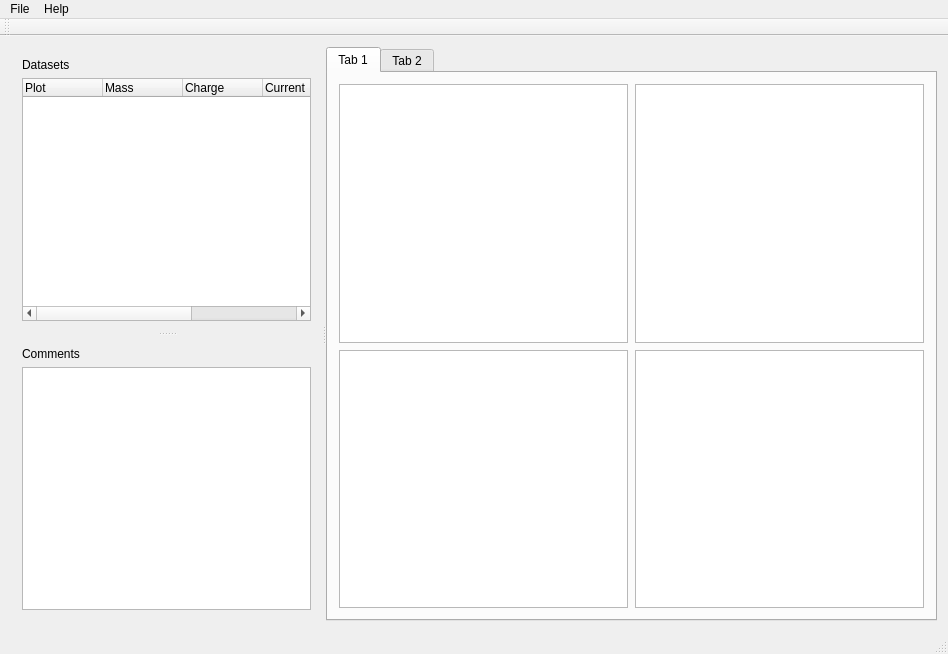
DanielWinklehner/py_particle_processor, file py_particle_processor_qt/mainwindow.ui: the form before one commit.
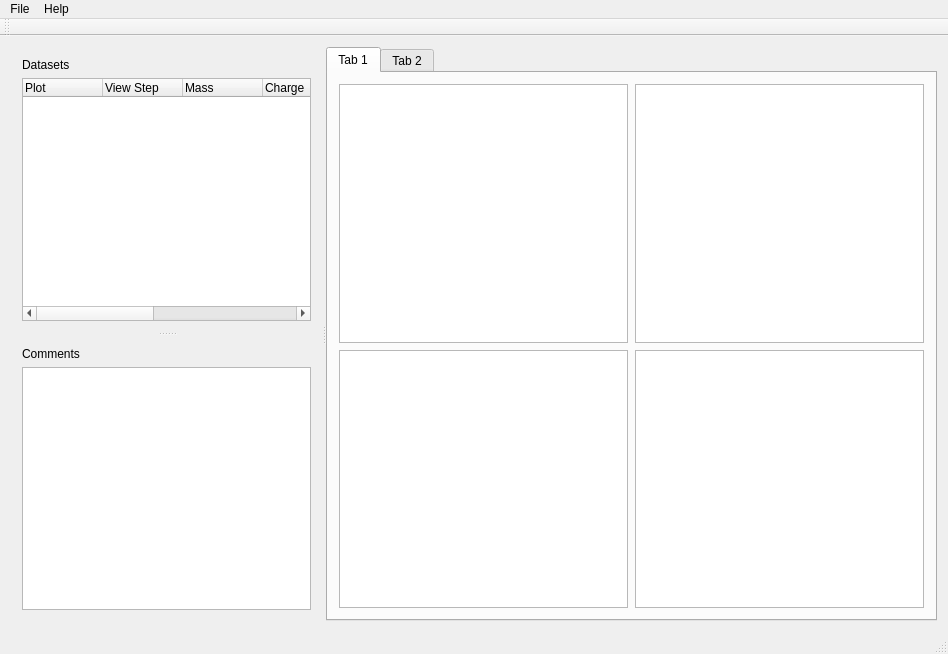
The form after the commit. Custom widgets are drawn as their Qt base class.

Commit message: Allows the selection of which time step you want to plot. Now using array wrappers for COMSOLDriver. Added colors to distinguish plots. Can now plot multiple files at once. -PW

Patch:
```diff
--- a/py_particle_processor_qt/mainwindow.ui
+++ b/py_particle_processor_qt/mainwindow.ui
@@ -38,14 +38,31 @@
            <property name="alternatingRowColors">
             <bool>true</bool>
            </property>
+           <property name="selectionMode">
+            <enum>QAbstractItemView::NoSelection</enum>
+           </property>
+           <attribute name="headerVisible">
+            <bool>true</bool>
+           </attribute>
+           <attribute name="headerCascadingSectionResizes">
+            <bool>false</bool>
+           </attribute>
            <attribute name="headerDefaultSectionSize">
             <number>80</number>
            </attribute>
+           <attribute name="headerStretchLastSection">
+            <bool>true</bool>
+           </attribute>
            <column>
             <property name="text">
              <string>Plot</string>
             </property>
            </column>
+           <column>
+            <property name="text">
+             <string>View Step</string>
+            </property>
+           </column>
            <column>
             <property name="text">
              <string>Mass</string>
@@ -66,6 +83,11 @@
              <string># Particles</string>
             </property>
            </column>
+           <column>
+            <property name="text">
+             <string># Steps</string>
+            </property>
+           </column>
            <column>
             <property name="text">
              <string>Filename</string>
```
Left out of the diff: 8 changed lines with no effect on the pictures. The commit also changes 4 other files.
